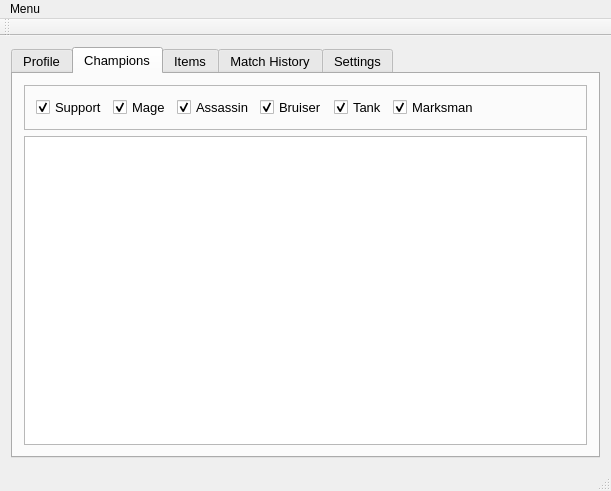
Above: mainwindow.ui from forrely/LoLScribe before the change. Below: the same form after it.
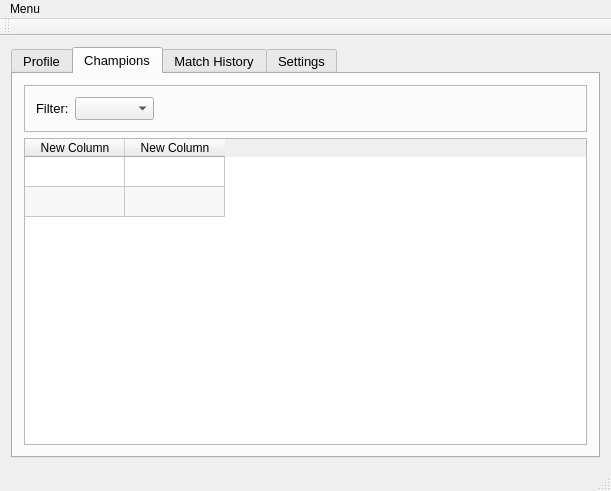
That is the form after the change. Icons and pictures are not drawn. Custom widgets are drawn as their Qt base class.

```diff
--- a/mainwindow.ui
+++ b/mainwindow.ui
@@ -264,70 +264,14 @@
             <enum>QLayout::SetMinimumSize</enum>
            </property>
            <item>
-            <widget class="QCheckBox" name="checkBox">
-             <property name="sizePolicy">
-              <sizepolicy hsizetype="Preferred" vsizetype="Fixed">
-               <horstretch>0</horstretch>
-               <verstretch>0</verstretch>
-              </sizepolicy>
-             </property>
+            <widget class="QLabel" name="label_14">
              <property name="text">
-              <string>Support</string>
+              <string>Filter:</string>
              </property>
-             <property name="checked">
-              <bool>true</bool>
-             </property>
             </widget>
            </item>
            <item>
-            <widget class="QCheckBox" name="checkBox_2">
-             <property name="text">
-              <string>Mage</string>
-             </property>
-             <property name="checked">
-              <bool>true</bool>
-             </property>
-            </widget>
-           </item>
-           <item>
-            <widget class="QCheckBox" name="checkBox_6">
-             <property name="text">
-              <string>Assassin</string>
-             </property>
-             <property name="checked">
-              <bool>true</bool>
-             </property>
-            </widget>
-           </item>
-           <item>
-            <widget class="QCheckBox" name="checkBox_3">
-             <property name="text">
-              <string>Bruiser</string>
-             </property>
-             <property name="checked">
-              <bool>true</bool>
-             </property>
-            </widget>
-           </item>
-           <item>
-            <widget class="QCheckBox" name="checkBox_4">
-             <property name="text">
-              <string>Tank</string>
-             </property>
-             <property name="checked">
-              <bool>true</bool>
-             </property>
-            </widget>
-           </item>
-           <item>
-            <widget class="QCheckBox" name="checkBox_5">
-             <property name="text">
-              <string>Marksman</string>
-             </property>
-             <property name="checked">
-              <bool>true</bool>
-             </property>
-            </widget>
+            <widget class="QComboBox" name="tagFilterComboBox"/>
            </item>
            <item>
             <spacer name="horizontalSpacer_2">
@@ -347,6 +291,9 @@
         </item>
         <item>
          <widget class="QTableWidget" name="championsTableWidget">
+          <property name="alternatingRowColors">
+           <bool>true</bool>
+          </property>
           <property name="iconSize">
            <size>
             <width>10</width>
@@ -365,17 +312,9 @@
           <attribute name="verticalHeaderCascadingSectionResizes">
            <bool>false</bool>
           </attribute>
-         </widget>
-        </item>
-       </layout>
-      </widget>
-      <widget class="QWidget" name="tab_5">
-       <attribute name="title">
-        <string>Items</string>
-       </attribute>
-       <layout class="QGridLayout" name="gridLayout_3">
-        <item row="0" column="0">
-         <widget class="QTableWidget" name="tableWidget_Items">
+          <attribute name="verticalHeaderShowSortIndicator" stdset="0">
+           <bool>true</bool>
+          </attribute>
           <row>
            <property name="text">
             <string>New Row</string>
```
Left out of the diff: 2 changed lines with no effect on the pictures.
